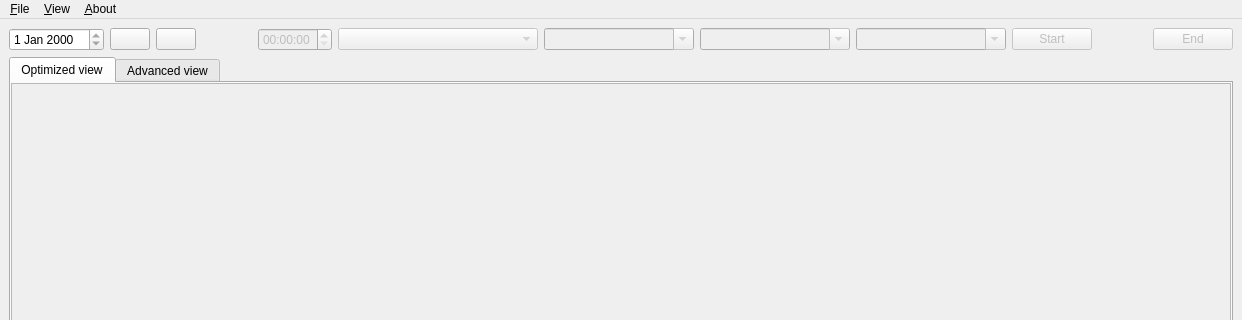
Qt form mainwindow.ui (qohelet/QtZeiterfassung) before a commit; both pictures show x 0 to 1242 and y 0 to 320 of the 1242 by 581 pixel window.
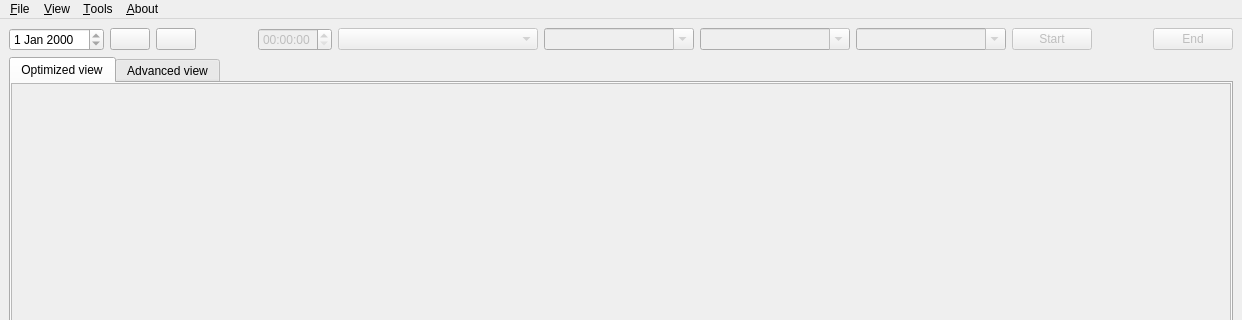
The same form after that commit. Icons and pictures are not drawn.

Diff of the .ui file:
```diff
--- a/mainwindow.ui
+++ b/mainwindow.ui
@@ -271,8 +271,15 @@
     <addaction name="actionToday"/>
     <addaction name="actionRefresh"/>
    </widget>
+   <widget class="QMenu" name="menu_Tools">
+    <property name="title">
+     <string>&amp;Tools</string>
+    </property>
+    <addaction name="actionAuswertung"/>
+   </widget>
    <addaction name="menuFile"/>
    <addaction name="menu_View"/>
+   <addaction name="menu_Tools"/>
    <addaction name="menu_About"/>
   </widget>
   <widget class="QStatusBar" name="statusbar"/>
```
Left out of the diff: 8 changed lines with no effect on the pictures.
